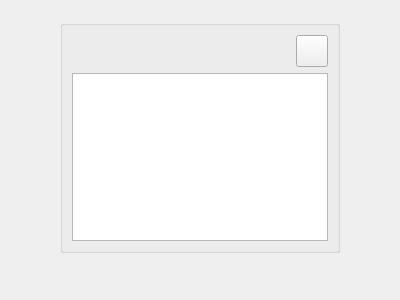
RemotelyChaotic/JOIPEngine, file src/Widgets/HelpOverlay.ui: the form before one commit.
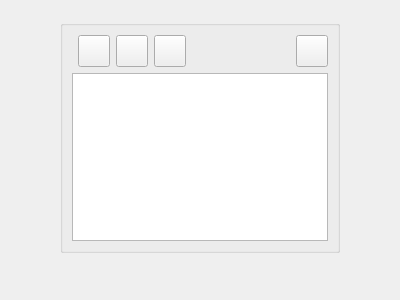
The form after the commit. Custom widgets are drawn as their Qt base class.

Commit message: created help for all widgets except in player

```diff
--- a/src/Widgets/HelpOverlay.ui
+++ b/src/Widgets/HelpOverlay.ui
@@ -26,15 +26,8 @@
     <string/>
    </property>
    <layout class="QGridLayout" name="gridLayout">
-    <item row="0" column="0">
-     <widget class="QLabel" name="pHtmlTitle">
-      <property name="text">
-       <string/>
-      </property>
-     </widget>
-    </item>
-    <item row="0" column="1">
-     <widget class="QPushButton" name="pCloseButton">
+    <item row="0" column="5">
+     <widget class="QPushButton" name="CloseButton">
       <property name="sizePolicy">
        <sizepolicy hsizetype="Fixed" vsizetype="Fixed">
         <horstretch>0</horstretch>
@@ -53,6 +46,9 @@
         <height>32</height>
        </size>
       </property>
+      <property name="toolTip">
+       <string>Close help</string>
+      </property>
       <property name="text">
        <string/>
       </property>
@@ -64,9 +60,106 @@
       </property>
      </widget>
     </item>
-    <item row="1" column="0" colspan="2">
+    <item row="1" column="0" colspan="6">
      <widget class="QTextBrowser" name="pHtmlBrowser"/>
     </item>
+    <item row="0" column="1">
+     <widget class="QPushButton" name="BackButton">
+      <property name="minimumSize">
+       <size>
+        <width>32</width>
+        <height>32</height>
+       </size>
+      </property>
+      <property name="maximumSize">
+       <size>
+        <width>32</width>
+        <height>32</height>
+       </size>
+      </property>
+      <property name="toolTip">
+       <string>Go back a page</string>
+      </property>
+      <property name="text">
+       <string/>
+      </property>
+      <property name="iconSize">
+       <size>
+        <width>32</width>
+        <height>32</height>
+       </size>
+      </property>
+     </widget>
+    </item>
+    <item row="0" column="3">
+     <widget class="QPushButton" name="ForardButton">
+      <property name="minimumSize">
+       <size>
+        <width>32</width>
+        <height>32</height>
+       </size>
+      </property>
+      <property name="maximumSize">
+       <size>
+        <width>32</width>
+        <height>32</height>
+       </size>
+      </property>
+      <property name="toolTip">
+       <string>Go forward a page</string>
+      </property>
+      <property name="text">
+       <string/>
+      </property>
+      <property name="iconSize">
+       <size>
+        <width>32</width>
+        <height>32</height>
+       </size>
+      </property>
+     </widget>
+    </item>
+    <item row="0" column="2">
+     <widget class="QPushButton" name="HomeButton">
+      <property name="minimumSize">
+       <size>
+        <width>32</width>
+        <height>32</height>
+       </size>
+      </property>
+      <property name="maximumSize">
+       <size>
+        <width>32</width>
+        <height>32</height>
+       </size>
+      </property>
+      <property name="toolTip">
+       <string>Go to the initally opened page</string>
+      </property>
+      <property name="text">
+       <string/>
+      </property>
+      <property name="iconSize">
+       <size>
+        <width>32</width>
+        <height>32</height>
+       </size>
+      </property>
+     </widget>
+    </item>
+    <item row="0" column="4">
+     <widget class="QLabel" name="pHtmlTitle">
+      <property name="sizePolicy">
+       <sizepolicy hsizetype="Expanding" vsizetype="Preferred">
+        <horstretch>0</horstretch>
+        <verstretch>0</verstretch>
+       </sizepolicy>
+      </property>
+      <property name="text">
+       <string/>
+      </property>
+     </widget>
+    </item>
    </layout>
   </widget>
  </widget>
```
The commit also changes 69 other files.
